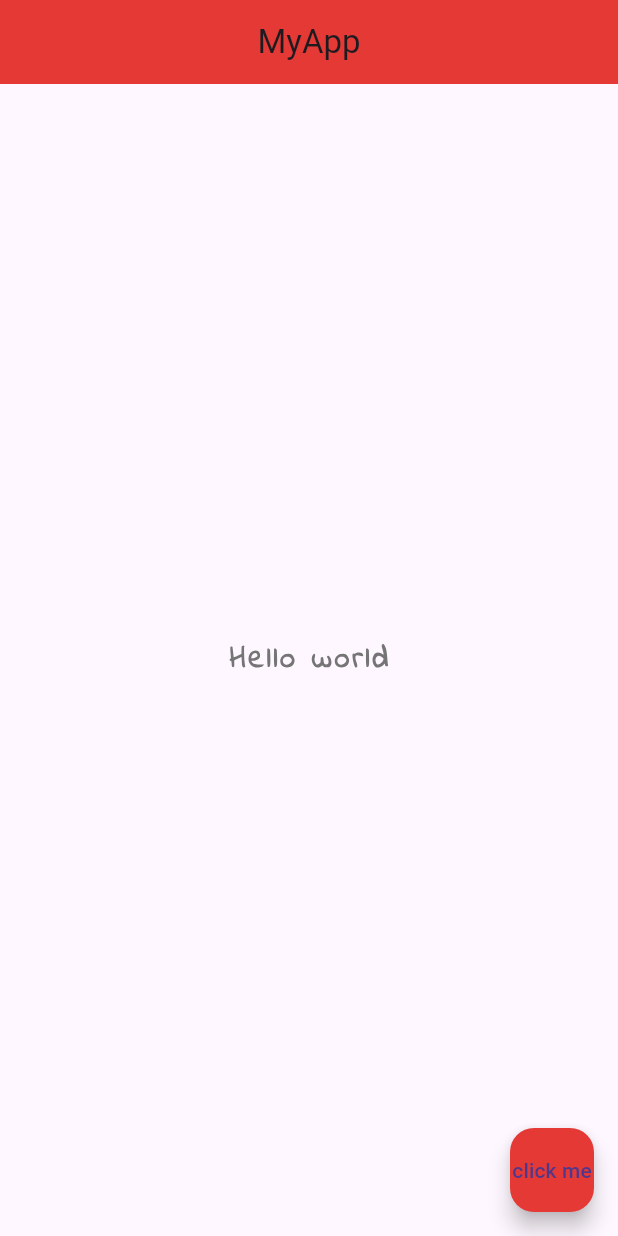
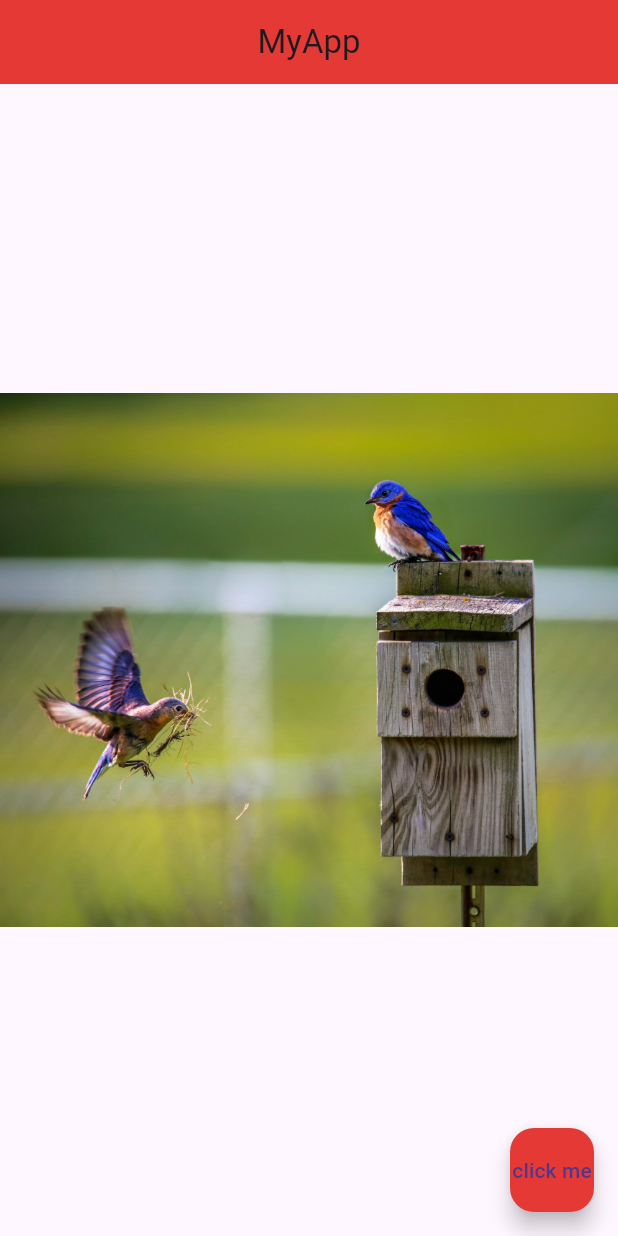
Before and after one commit to mukeshpandey13/FlutterApp_Development, a Flutter app: the screen it shows after launch, on a phone screen of 412 x 824 dp. Run offline on Flutter 3.47's test engine with Material 3 defaults, Android fonts, the phone set to English and light mode, and no system bars.

Commit message:
#8 - Images & Assets

```diff
--- a/lib/main.dart
+++ b/lib/main.dart
@@ -20,18 +20,14 @@ class Home extends StatelessWidget {
       backgroundColor: Colors.red[600],
     ),
     body: Center(
-      child: Text(
-        'Hello world',
 
-        // style
-        style: TextStyle(
-          fontSize: 20.0,
-          fontWeight: FontWeight.bold,
-          letterSpacing: 2.0,
-          color: Colors.grey[600],
-          fontFamily: 'IndieFlower',
-        ),
-      ),
+      // for image
+      // ## LOCAL IMAGE
+      child: Image.asset('assetss/image2.jpg'),
+
+
+      // ## NETWORK IMAGE
+      // child: Image(image: NetworkImage('https://images.pexels.com/photos/29276458/pexels-photo-29276458/free-photo-of-colorful-wooden-houses-in-bergen-norway.jpeg?auto=compress&cs=tinysrgb&w=600&lazy=load'))
     ),
 
     // for button
@@ -46,4 +42,7 @@ class Home extends StatelessWidget {
   }
 }
 // NOte (this course lesson)
-// --stateless widgets
+// --1)Network Image (line2 5)
+//     child:Image.Network('url'),
+// --2)Assets Image(line 26)
+//     child.Image.asset('path'),
--- a/pubspec.yaml
+++ b/pubspec.yaml
@@ -59,9 +59,8 @@ flutter:
   uses-material-design: true
 
   # To add assets to your application, add an assets section, like this:
-  # assets:
-  #   - images/a_dot_burr.jpeg
-  #   - images/a_dot_ham.jpeg
+  assets:
+    - assetss/
 
   # An image asset can refer to one or more resolution-specific "variants", see
   # https://flutter.dev/to/resolution-aware-images
```
Also changed, not shown: assetss/image1.jpg (added), assetss/image2.jpg (added), assetss/image3.jpg (added).
